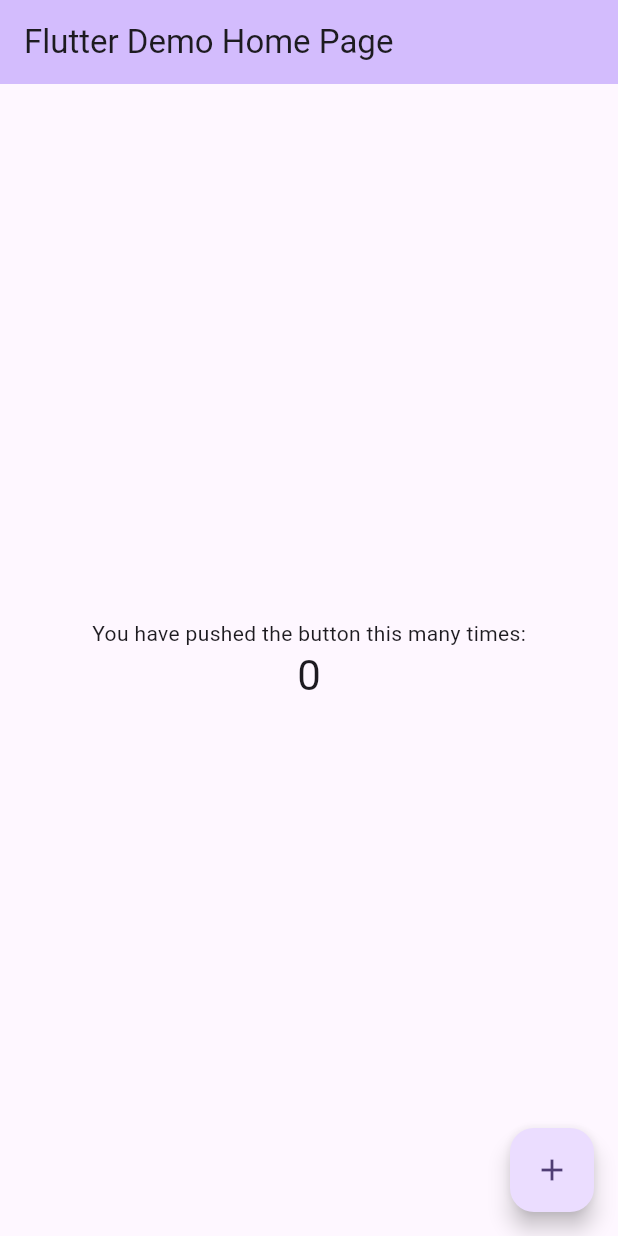
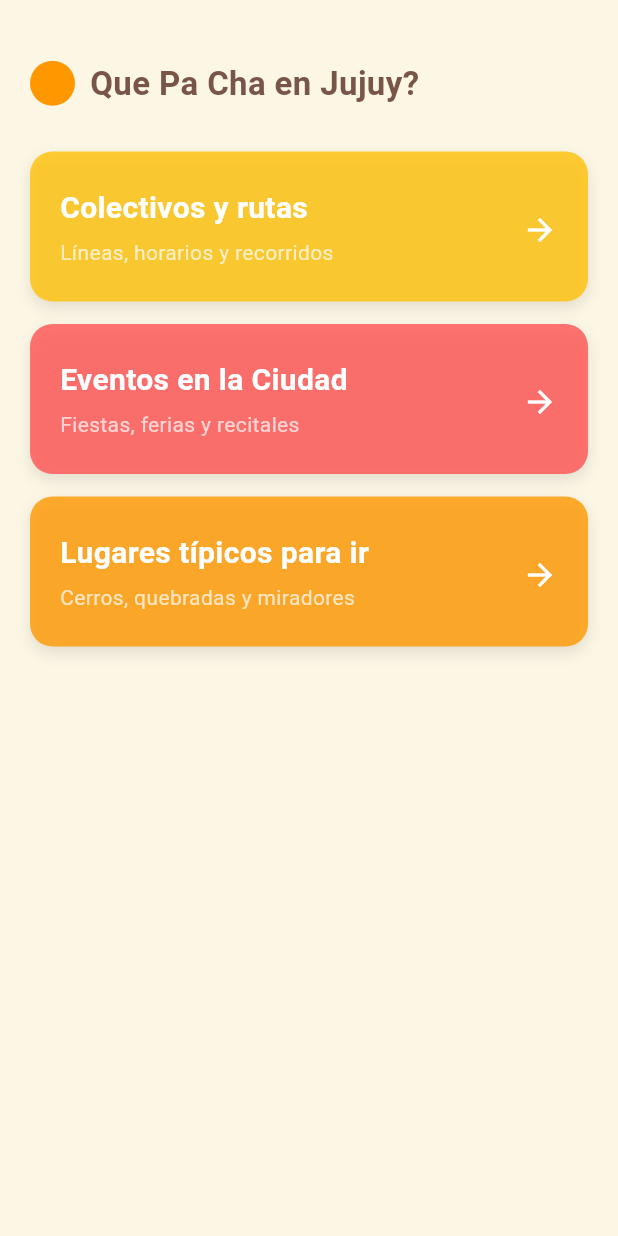
Before and after one commit to Dranacielg/Pacha-Movil, a Flutter app: the screen it shows after launch, on a phone screen of 412 x 824 dp. Run offline on Flutter 3.47's test engine with Material 3 defaults, Android fonts, the phone set to English and light mode, and no system bars.

Commit message:
agregar pantallas de navegacion de prueba

```diff
--- a/lib/main.dart
+++ b/lib/main.dart
@@ -1,4 +1,5 @@
 import 'package:flutter/material.dart';
+import 'screens/splash_screen.dart';
 
 void main() {
   runApp(const MyApp());
@@ -7,116 +8,16 @@ void main() {
 class MyApp extends StatelessWidget {
   const MyApp({super.key});
 
-  // This widget is the root of your application.
   @override
   Widget build(BuildContext context) {
     return MaterialApp(
-      title: 'Flutter Demo',
+      title: 'Que Pa Cha',
+      debugShowCheckedModeBanner: false, // Quita la cinta de "DEBUG" arriba a la derecha
       theme: ThemeData(
-        // This is the theme of your application.
-        //
-        // TRY THIS: Try running your application with "flutter run". You'll see
-        // the application has a purple toolbar. Then, without quitting the app,
-        // try changing the seedColor in the colorScheme below to Colors.green
-        // and then invoke "hot reload" (save your changes or press the "hot
-        // reload" button in a Flutter-supported IDE, or press "r" if you used
-        // the command line to start the app).
-        //
-        // Notice that the counter didn't reset back to zero; the application
-        // state is not lost during the reload. To reset the state, use hot
-        // restart instead.
-        //
-        // This works for code too, not just values: Most code changes can be
-        // tested with just a hot reload.
-        colorScheme: .fromSeed(seedColor: Colors.deepPurple),
+        colorScheme: ColorScheme.fromSeed(seedColor: Colors.orange),
+        useMaterial3: true,
       ),
-      home: const MyHomePage(title: 'Flutter Demo Home Page'),
+      home: const SplashScreen(), // Aquí arranca la app
     );
   }
 }
-
-class MyHomePage extends StatefulWidget {
-  const MyHomePage({super.key, required this.title});
-
-  // This widget is the home page of your application. It is stateful, meaning
-  // that it has a State object (defined below) that contains fields that affect
-  // how it looks.
-
-  // This class is the configuration for the state. It holds the values (in this
-  // case the title) provided by the parent (in this case the App widget) and
-  // used by the build method of the State. Fields in a Widget subclass are
-  // always marked "final".
-
-  final String title;
-
-  @override
-  State<MyHomePage> createState() => _MyHomePageState();
-}
-
-class _MyHomePageState extends State<MyHomePage> {
-  int _counter = 0;
-
-  void _incrementCounter() {
-    setState(() {
-      // This call to setState tells the Flutter framework that something has
-      // changed in this State, which causes it to rerun the build method below
-      // so that the display can reflect the updated values. If we changed
-      // _counter without calling setState(), then the build method would not be
-      // called again, and so nothing would appear to happen.
-      _counter++;
-    });
-  }
-
-  @override
-  Widget build(BuildContext context) {
-    // This method is rerun every time setState is called, for instance as done
-    // by the _incrementCounter method above.
-    //
-    // The Flutter framework has been optimized to make rerunning build methods
-    // fast, so that you can just rebuild anything that needs updating rather
-    // than having to individually change instances of widgets.
-    return Scaffold(
-      appBar: AppBar(
-        // TRY THIS: Try changing the color here to a specific color (to
-        // Colors.amber, perhaps?) and trigger a hot reload to see the AppBar
-        // change color while the other colors stay the same.
-        backgroundColor: Theme.of(context).colorScheme.inversePrimary,
-        // Here we take the value from the MyHomePage object that was created by
-        // the App.build method, and use it to set our appbar title.
-        title: Text(widget.title),
-      ),
-      body: Center(
-        // Center is a layout widget. It takes a single child and positions it
-        // in the middle of the parent.
-        child: Column(
-          // Column is also a layout widget. It takes a list of children and
-          // arranges them vertically. By default, it sizes itself to fit its
-          // children horizontally, and tries to be as tall as its parent.
-          //
-          // Column has various properties to control how it sizes itself and
-          // how it positions its children. Here we use mainAxisAlignment to
-          // center the children vertically; the main axis here is the vertical
-          // axis because Columns are vertical (the cross axis would be
-          // horizontal).
-          //
-          // TRY THIS: Invoke "debug painting" (choose the "Toggle Debug Paint"
-          // action in the IDE, or press "p" in the console), to see the
-          // wireframe for each widget.
-          mainAxisAlignment: .center,
-          children: [
-            const Text('You have pushed the button this many times:'),
-            Text(
-              '$_counter',
-              style: Theme.of(context).textTheme.headlineMedium,
-            ),
-          ],
-        ),
-      ),
-      floatingActionButton: FloatingActionButton(
-        onPressed: _incrementCounter,
-        tooltip: 'Increment',
-        child: const Icon(Icons.add),
-      ),
-    );
-  }
-}
--- /dev/null
+++ b/lib/screens/colectivos_screen.dart
@@ -0,0 +1,13 @@
+import 'package:flutter/material.dart';
+
+class ColectivosScreen extends StatelessWidget {
+  const ColectivosScreen({super.key});
+
+  @override
+  Widget build(BuildContext context) {
+    return Scaffold(
+      appBar: AppBar(title: const Text('Colectivos y rutas')),
+      body: const Center(child: Text('Pantalla de Colectivos (Próximamente)')),
+    );
+  }
+}
--- /dev/null
+++ b/lib/screens/eventos_screen.dart
@@ -0,0 +1,13 @@
+import 'package:flutter/material.dart';
+
+class EventosScreen extends StatelessWidget {
+  const EventosScreen({super.key});
+
+  @override
+  Widget build(BuildContext context) {
+    return Scaffold(
+      appBar: AppBar(title: const Text('Eventos en la Ciudad')),
+      body: const Center(child: Text('Pantalla de Eventos (Próximamente)')),
+    );
+  }
+}
--- /dev/null
+++ b/lib/screens/lugares_screen.dart
@@ -0,0 +1,13 @@
+import 'package:flutter/material.dart';
+
+class LugaresScreen extends StatelessWidget {
+  const LugaresScreen({super.key});
+
+  @override
+  Widget build(BuildContext context) {
+    return Scaffold(
+      appBar: AppBar(title: const Text('Lugares típicos')),
+      body: const Center(child: Text('Pantalla de Lugares (Próximamente)')),
+    );
+  }
+}
--- /dev/null
+++ b/lib/screens/main_screen.dart
@@ -0,0 +1,134 @@
+import 'package:flutter/material.dart';
+import 'colectivos_screen.dart';
+import 'eventos_screen.dart';
+import 'lugares_screen.dart';
+
+class MainScreen extends StatelessWidget {
+  const MainScreen({super.key});
+
+  @override
+  Widget build(BuildContext context) {
+    return Scaffold(
+      backgroundColor: const Color(0xFFFCF6E5), // Fondo crema de tu diseño
+      body: SafeArea(
+        child: Padding(
+          padding: const EdgeInsets.all(20.0),
+          child: Column(
+            crossAxisAlignment: CrossAxisAlignment.start,
+            children: [
+              const SizedBox(height: 20),
+              // Título superior
+              Row(
+                children: [
+                  Container(
+                    width: 30, height: 30,
+                    decoration: const BoxDecoration(
+                      color: Colors.orange,
+                      shape: BoxShape.circle,
+                    ),
+                  ),
+                  const SizedBox(width: 10),
+                  const Text(
+                    'Que Pa Cha en Jujuy?',
+                    style: TextStyle(fontSize: 22, fontWeight: FontWeight.bold, color: Colors.brown),
+                  ),
+                ],
+              ),
+              const SizedBox(height: 30),
+
+              // Botón 1: Colectivos
+              _MenuButton(
+                title: 'Colectivos y rutas',
+                subtitle: 'Líneas, horarios y recorridos',
+                color: Colors.amber,
+                onTap: () => Navigator.push(context, MaterialPageRoute(builder: (_) => const ColectivosScreen())),
+              ),
+              const SizedBox(height: 15),
+
+              // Botón 2: Eventos
+              _MenuButton(
+                title: 'Eventos en la Ciudad',
+                subtitle: 'Fiestas, ferias y recitales',
+                color: Colors.redAccent,
+                onTap: () => Navigator.push(context, MaterialPageRoute(builder: (_) => const EventosScreen())),
+              ),
+              const SizedBox(height: 15),
+
+              // Botón 3: Lugares
+              _MenuButton(
+                title: 'Lugares típicos para ir',
+                subtitle: 'Cerros, quebradas y miradores',
+                color: Colors.orange,
+                onTap: () => Navigator.push(context, MaterialPageRoute(builder: (_) => const LugaresScreen())),
+              ),
+            ],
+          ),
+        ),
+      ),
+    );
+  }
+}
+
+// Widget personalizado para no repetir código en los botones
+class _MenuButton extends StatelessWidget {
+  final String title;
+  final String subtitle;
+  final Color color;
+  final VoidCallback onTap;
+
+  const _MenuButton({
+    required this.title,
+    required this.subtitle,
+    required this.color,
+    required this.onTap,
+  });
+
+  @override
+  Widget build(BuildContext context) {
+    return GestureDetector(
+      onTap: onTap,
+      child: Container(
+        width: double.infinity,
+        height: 100,
+        decoration: BoxDecoration(
+          color: color.withOpacity(0.8),
+          borderRadius: BorderRadius.circular(15),
+          boxShadow: [
+            BoxShadow(
+              color: Colors.black.withOpacity(0.1),
+              blurRadius: 8,
+              offset: const Offset(0, 4),
+            ),
+          ],
+        ),
+        child: Stack(
+          children: [
+            Padding(
+              padding: const EdgeInsets.all(20.0),
+              child: Column(
+                crossAxisAlignment: CrossAxisAlignment.start,
+                mainAxisAlignment: MainAxisAlignment.center,
+                children: [
+                  Text(
+                    title,
+                    style: const TextStyle(fontSize: 20, fontWeight: FontWeight.bold, color: Colors.white),
+                  ),
+                  const SizedBox(height: 5),
+                  Text(
+                    subtitle,
+                    style: const TextStyle(fontSize: 14, color: Colors.white70),
+                  ),
+                ],
+              ),
+            ),
+            const Positioned(
+              right: 20,
+              top: 40,
+              child: Icon(Icons.arrow_forward, color: Colors.white),
+            ),
+          ],
+        ),
+      ),
+    );
+  }
+}
```
Also changed, not shown: lib/screens/splash_screen.dart (added, +69 -0 lines).
